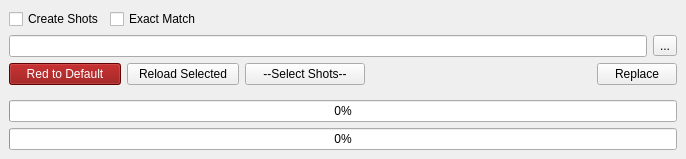
First picture: the form in ui/main.ui, repository iceanimations/replaceReadPath, before the edit.
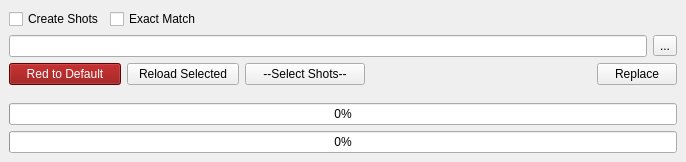
Second picture: the form after the edit.

Commit message: createShot signal reconnected to shotBox

Diff of the .ui file:
```diff
--- a/ui/main.ui
+++ b/ui/main.ui
@@ -7,7 +7,7 @@
     <x>0</x>
     <y>0</y>
     <width>686</width>
-    <height>159</height>
+    <height>162</height>
    </rect>
   </property>
   <property name="minimumSize">
```
Left out of the diff: 19 changed lines with no effect on the pictures.
